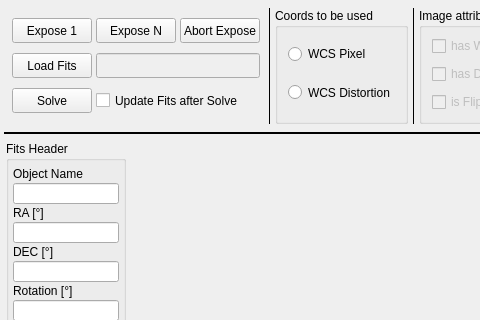
First picture: the form in mw4/gui/widgets/image.ui, repository mworion/MountWizzard4, before the edit; both pictures show x 0 to 480 and y 0 to 320 of the 800 by 600 pixel window.
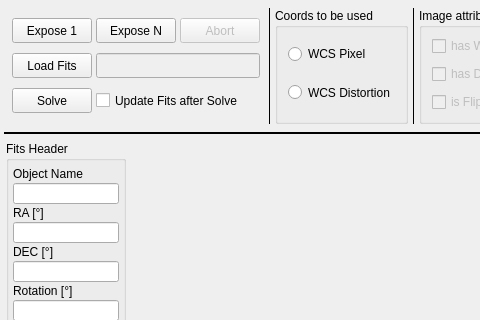
Second picture: the form after the edit.

Commit message: optimized gui function

The edit to the form file:
```diff
--- a/mw4/gui/widgets/image.ui
+++ b/mw4/gui/widgets/image.ui
@@ -166,6 +166,9 @@
        </item>
        <item row="0" column="2" colspan="3">
         <widget class="QPushButton" name="abort">
+         <property name="enabled">
+          <bool>false</bool>
+         </property>
          <property name="minimumSize">
           <size>
            <width>80</width>
@@ -173,7 +176,7 @@
           </size>
          </property>
          <property name="text">
-          <string>Abort Expose</string>
+          <string>Abort</string>
          </property>
         </widget>
        </item>
```
The commit also changes 6 other files.
